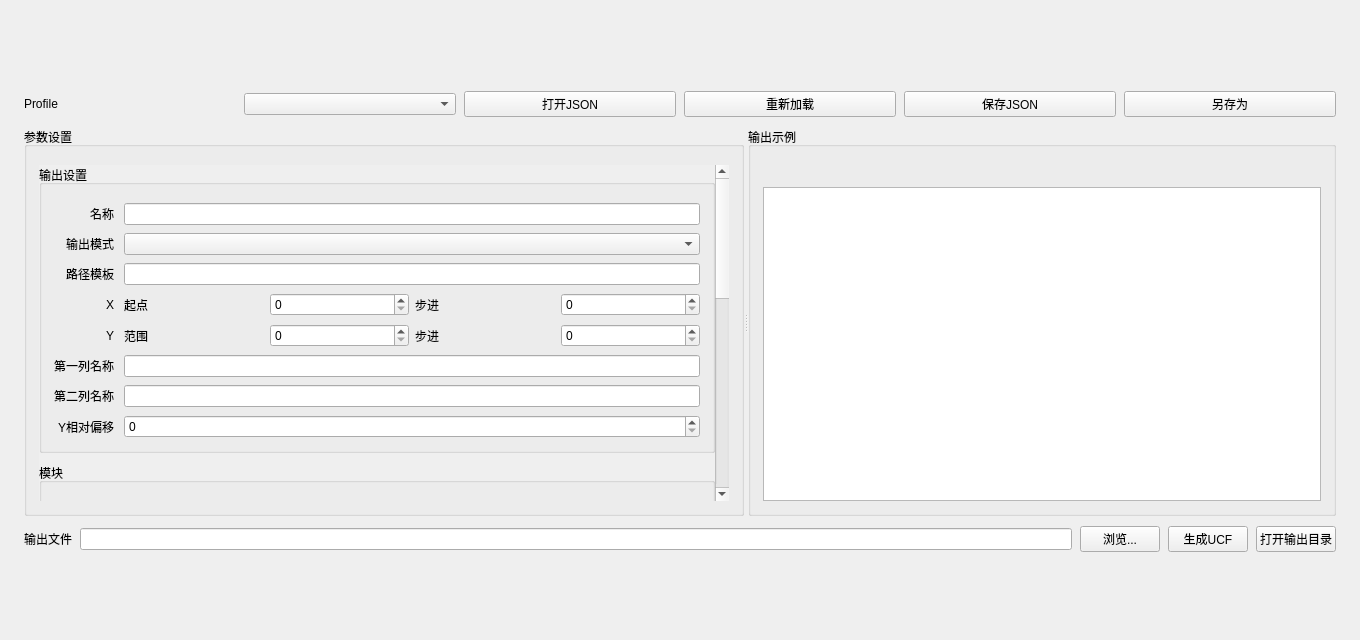
Before: the Qt Designer form GenerateUcf/generate_ucf.ui in spincat12138/FPGA_tools, drawn with Qt 5.
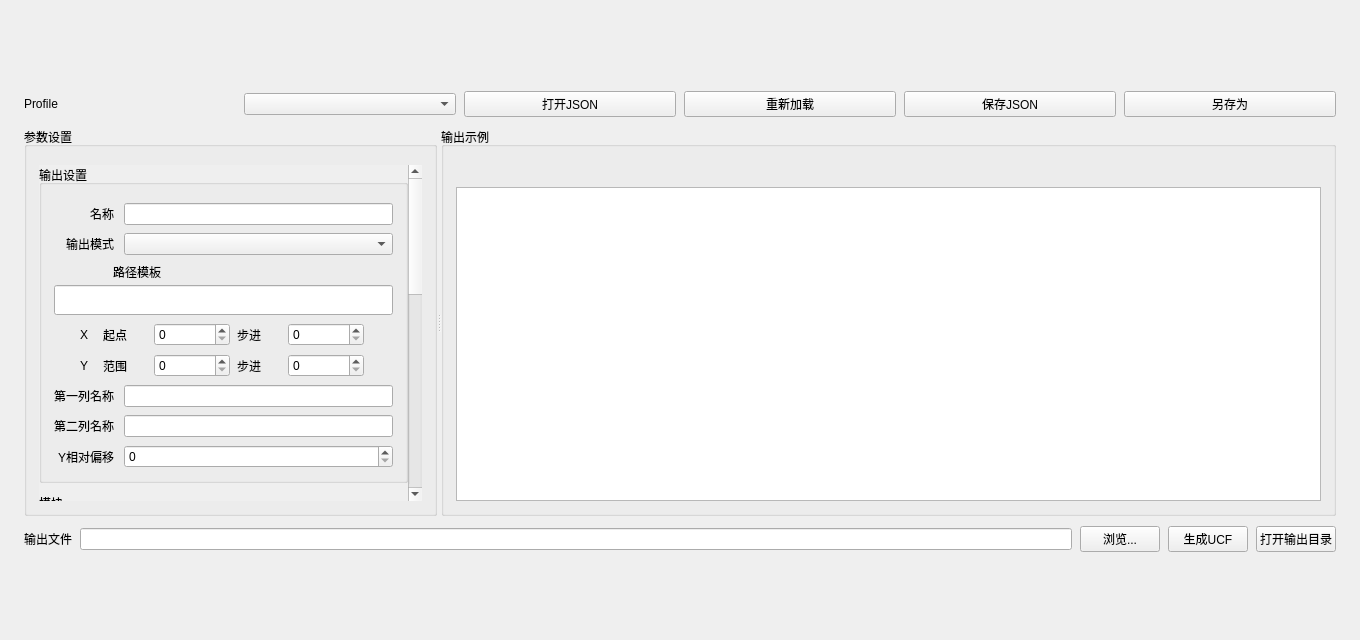
After: the same form once the commit is applied.

Commit message: fix: 更新命令行示例和调整UI组件大小以优化布局

Patch:
```diff
--- a/GenerateUcf/generate_ucf.ui
+++ b/GenerateUcf/generate_ucf.ui
@@ -86,10 +86,16 @@
      <widget class="QGroupBox" name="editor_group">
       <property name="minimumSize">
        <size>
-        <width>620</width>
+        <width>413</width>
         <height>0</height>
        </size>
       </property>
+      <property name="maximumSize">
+       <size>
+        <width>413</width>
+        <height>16777215</height>
+       </size>
+      </property>
       <property name="title">
        <string>参数设置</string>
       </property>
@@ -147,6 +153,12 @@
            </property>
            <item>
             <widget class="QGroupBox" name="output_settings_group">
+             <property name="maximumSize">
+              <size>
+               <width>369</width>
+               <height>16777215</height>
+              </size>
+             </property>
              <property name="title">
               <string>输出设置</string>
              </property>
@@ -186,7 +198,14 @@
                </widget>
               </item>
               <item row="0" column="1">
-               <widget class="QLineEdit" name="name_edit"/>
+                <widget class="QLineEdit" name="name_edit">
+                 <property name="maximumSize">
+                  <size>
+                    <width>369</width>
+                   <height>16777215</height>
+                  </size>
+                 </property>
+                </widget>
               </item>
               <item row="1" column="0">
                <widget class="QLabel" name="line_mode_label">
@@ -196,36 +215,97 @@
                </widget>
               </item>
               <item row="1" column="1">
-               <widget class="QComboBox" name="line_mode_combo"/>
-              </item>
-              <item row="2" column="0">
+                <widget class="QComboBox" name="line_mode_combo">
+                 <property name="maximumSize">
+                  <size>
+                   <width>369</width>
+                   <height>16777215</height>
+                  </size>
+                 </property>
+                </widget>
+               </item>
+              <item row="2" column="0" colspan="2">
+               <widget class="QWidget" name="path_template_row">
+                <property name="maximumSize">
+                 <size>
+                  <width>369</width>
+                  <height>16777215</height>
+                 </size>
+                </property>
+                <layout class="QVBoxLayout" name="path_template_row_layout">
+                 <property name="leftMargin">
+                  <number>0</number>
+                 </property>
+                 <property name="topMargin">
+                  <number>0</number>
+                 </property>
+                 <property name="rightMargin">
+                  <number>0</number>
+                 </property>
+                 <property name="bottomMargin">
+                  <number>0</number>
+                 </property>
+                 <property name="spacing">
+                  <number>4</number>
+                 </property>
+                  <item>
                <widget class="QLabel" name="path_template_label">
+                    <property name="minimumSize">
+                     <size>
+                      <width>107</width>
+                      <height>0</height>
+                     </size>
+                    </property>
+                    <property name="maximumSize">
+                     <size>
+                      <width>107</width>
+                      <height>16777215</height>
+                     </size>
+                    </property>
                 <property name="text">
                  <string>路径模板</string>
                 </property>
-               </widget>
-              </item>
-              <item row="2" column="1">
-               <widget class="QLineEdit" name="path_template_edit"/>
-              </item>
-              <item row="3" column="0">
-               <widget class="QLabel" name="x_label">
-                <property name="text">
-                 <string>X</string>
-                </property>
-               </widget>
-              </item>
-              <item row="3" column="1">
+                    <property name="alignment">
+                     <set>Qt::AlignRight|Qt::AlignTrailing|Qt::AlignVCenter</set>
+                    </property>
+                   </widget>
+                  </item>
+                 <item>
+                  <widget class="QLineEdit" name="path_template_edit">
+                   <property name="minimumSize">
+                    <size>
+                     <width>0</width>
+                     <height>30</height>
+                    </size>
+                   </property>
+                   <property name="maximumSize">
+                    <size>
+                     <width>369</width>
+                     <height>16777215</height>
+                    </size>
+                   </property>
+                  </widget>
+                 </item>
+                </layout>
+               </widget>
+              </item>
+              <item row="3" column="0" colspan="2" alignment="Qt::AlignHCenter">
                <widget class="QWidget" name="x_row">
+                 <property name="maximumSize">
+                  <size>
+                   <width>369</width>
+                   <height>16777215</height>
+                  </size>
+                 </property>
                 <layout class="QHBoxLayout" name="x_row_layout">
                  <property name="leftMargin">
-                  <number>0</number>
+                   <number>25</number>
                  </property>
                  <property name="topMargin">
                   <number>0</number>
                  </property>
                  <property name="rightMargin">
-                  <number>0</number>
+                   <number>25</number>
                  </property>
                  <property name="bottomMargin">
                   <number>0</number>
@@ -233,47 +313,85 @@
                  <property name="spacing">
                   <number>6</number>
                  </property>
+                  <item>
+                   <widget class="QLabel" name="x_label">
+                    <property name="maximumSize">
+                     <size>
+                      <width>16</width>
+                      <height>16777215</height>
+                     </size>
+                    </property>
+                    <property name="text">
+                     <string>X</string>
+                    </property>
+                   </widget>
+                  </item>
                  <item>
                   <widget class="QLabel" name="x_base_label">
+                    <property name="maximumSize">
+                     <size>
+                      <width>44</width>
+                      <height>16777215</height>
+                     </size>
+                    </property>
                    <property name="text">
                     <string>起点</string>
                    </property>
                   </widget>
                  </item>
                  <item>
-                  <widget class="QSpinBox" name="x_base_spin"/>
+                   <widget class="QSpinBox" name="x_base_spin">
+                    <property name="maximumSize">
+                     <size>
+                      <width>76</width>
+                      <height>16777215</height>
+                     </size>
+                    </property>
+                   </widget>
                  </item>
                  <item>
                   <widget class="QLabel" name="x_jump_label">
+                    <property name="maximumSize">
+                     <size>
+                      <width>44</width>
+                      <height>16777215</height>
+                     </size>
+                    </property>
                    <property name="text">
                     <string>步进</string>
                    </property>
                   </widget>
                  </item>
                  <item>
-                  <widget class="QSpinBox" name="x_jump_spin"/>
+                   <widget class="QSpinBox" name="x_jump_spin">
+                    <property name="maximumSize">
+                     <size>
+                      <width>76</width>
+                      <height>16777215</height>
+                     </size>
+                    </property>
+                   </widget>
                  </item>
                 </layout>
                </widget>
               </item>
-              <item row="4" column="0">
-               <widget class="QLabel" name="y_label">
-                <property name="text">
-                 <string>Y</string>
-                </property>
-               </widget>
-              </item>
-              <item row="4" column="1">
+              <item row="4" column="0" colspan="2" alignment="Qt::AlignHCenter">
                <widget class="QWidget" name="y_row">
+                 <property name="maximumSize">
+                  <size>
+                   <width>369</width>
+                   <height>16777215</height>
+                  </size>
+                 </property>
                 <layout class="QHBoxLayout" name="y_row_layout">
                  <property name="leftMargin">
-                  <number>0</number>
+                   <number>25</number>
                  </property>
                  <property name="topMargin">
                   <number>0</number>
                  </property>
                  <property name="rightMargin">
-                  <number>0</number>
+                   <number>25</number>
                  </property>
                  <property name="bottomMargin">
                   <number>0</number>
@@ -281,25 +399,64 @@
                  <property name="spacing">
                   <number>6</number>
                  </property>
+                  <item>
+                   <widget class="QLabel" name="y_label">
+                    <property name="maximumSize">
+                     <size>
+                      <width>16</width>
+                      <height>16777215</height>
+                     </size>
+                    </property>
+                    <property name="text">
+                     <string>Y</string>
+                    </property>
+                   </widget>
+                  </item>
                  <item>
                   <widget class="QLabel" name="y_slice_label">
+                    <property name="maximumSize">
+                     <size>
+                      <width>44</width>
+                      <height>16777215</height>
+                     </size>
+                    </property>
                    <property name="text">
                     <string>范围</string>
                    </property>
                   </widget>
                  </item>
                  <item>
-                  <widget class="QSpinBox" name="y_slice_spin"/>
+                   <widget class="QSpinBox" name="y_slice_spin">
+                    <property name="maximumSize">
+                     <size>
+                      <width>76</width>
+                      <height>16777215</height>
+                     </size>
+                    </property>
+                   </widget>
                  </item>
                  <item>
                   <widget class="QLabel" name="y_jump_label">
+                    <property name="maximumSize">
+                     <size>
+                      <width>44</width>
+                      <height>16777215</height>
+                     </size>
+                    </property>
                    <property name="text">
                     <string>步进</string>
                    </property>
                   </widget>
                  </item>
                  <item>
-                  <widget class="QSpinBox" name="y_jump_spin"/>
+                   <widget class="QSpinBox" name="y_jump_spin">
+                    <property name="maximumSize">
+                     <size>
+                      <width>76</width>
+                      <height>16777215</height>
+                     </size>
+                    </property>
+                   </widget>
                  </item>
                 </layout>
                </widget>
@@ -312,7 +469,14 @@
                </widget>
               </item>
               <item row="5" column="1">
-               <widget class="QLineEdit" name="block_a_edit"/>
+                <widget class="QLineEdit" name="block_a_edit">
+                 <property name="maximumSize">
+                  <size>
+                   <width>369</width>
+                   <height>16777215</height>
+                  </size>
+                 </property>
+                </widget>
               </item>
               <item row="6" column="0">
                <widget class="QLabel" name="block_b_label">
@@ -322,7 +486,14 @@
                </widget>
               </item>
               <item row="6" column="1">
-               <widget class="QLineEdit" name="block_b_edit"/>
+                <widget class="QLineEdit" name="block_b_edit">
+                 <property name="maximumSize">
+                  <size>
+                   <width>369</width>
+                   <height>16777215</height>
+                  </size>
+                 </property>
+                </widget>
               </item>
               <item row="7" column="0">
                <widget class="QLabel" name="block_b_y_offset_label">
@@ -332,13 +503,26 @@
                </widget>
               </item>
               <item row="7" column="1">
-               <widget class="QSpinBox" name="block_b_y_offset_spin"/>
+                <widget class="QSpinBox" name="block_b_y_offset_spin">
+                 <property name="maximumSize">
+                  <size>
+                   <width>369</width>
+                   <height>16777215</height>
+                  </size>
+                 </property>
+                </widget>
               </item>
              </layout>
             </widget>
            </item>
            <item>
             <widget class="QGroupBox" name="module_group">
+             <property name="maximumSize">
+              <size>
+               <width>369</width>
+               <height>16777215</height>
+              </size>
+             </property>
              <property name="title">
               <string>模块</string>
              </property>
```
Left out of the diff: 111 changed lines with no effect on the pictures. Lines whose indentation alone changed are shown as unchanged. The commit also changes 3 other files.
